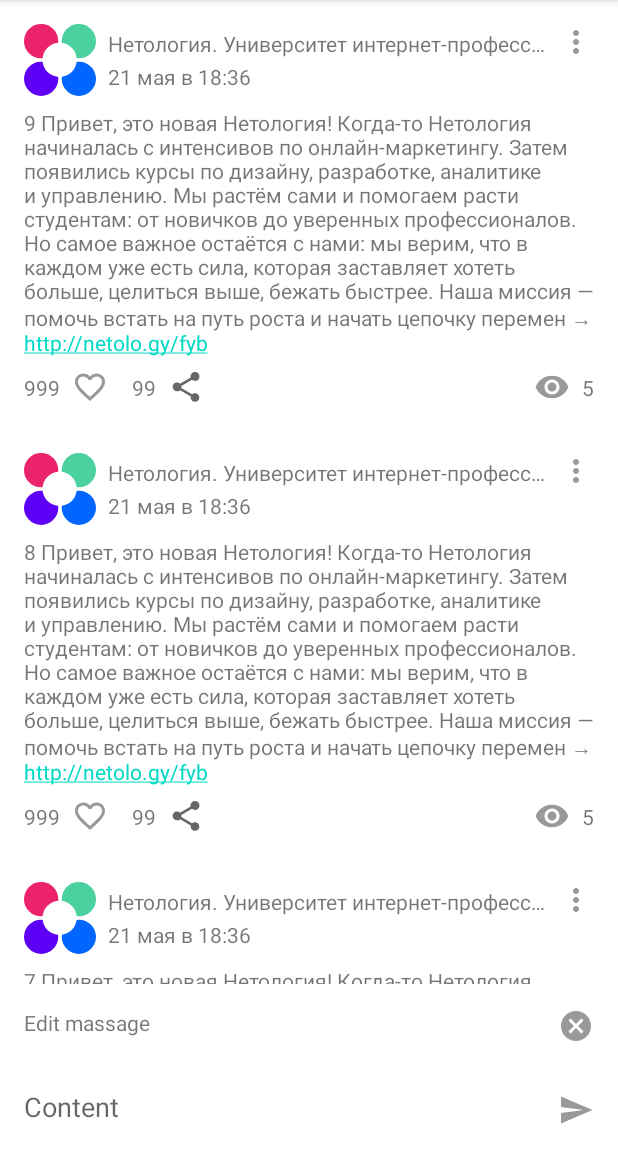
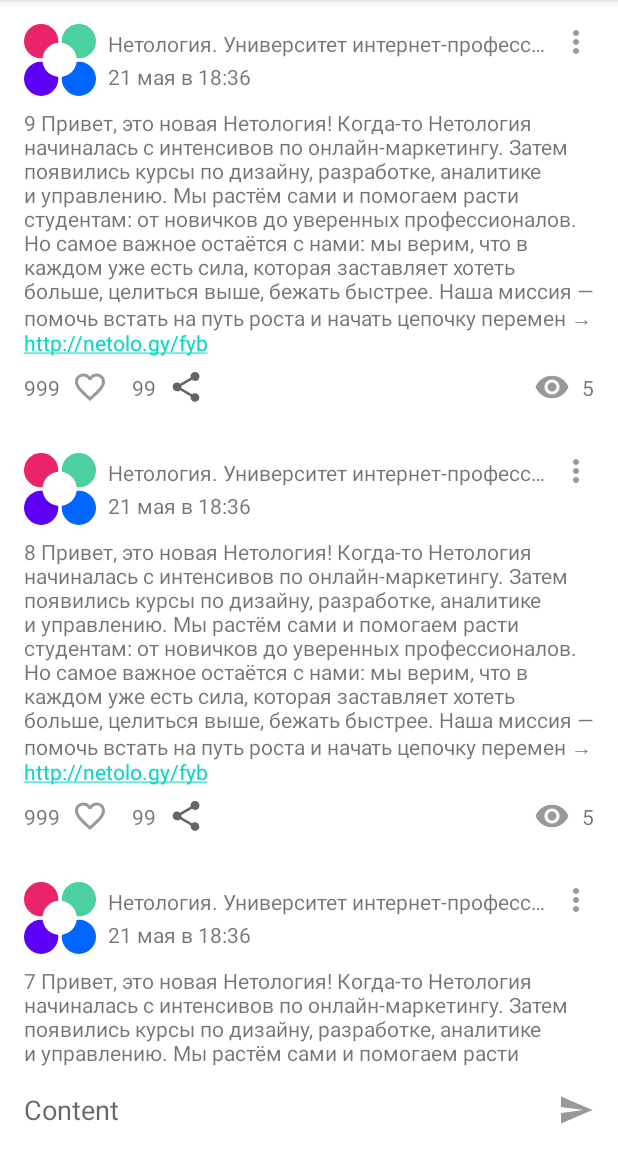
Before and after one commit to StalkerE30/1.1---Android-Studio, an Android app: the screen it shows after launch (MainActivity), on a phone screen of 412 x 824 dp, the part 84-1236 px from its top. Run offline under Robolectric (Android 15) with nearby library versions, the phone set to English and light mode, and no system bars.

Commit message:
fix problems CRUD

```diff
--- a/app/src/main/java/ru/netology/nmedia/activity/PostAdapter.kt
+++ b/app/src/main/java/ru/netology/nmedia/activity/PostAdapter.kt
@@ -21,10 +21,8 @@ class PostAdapter(
 
 
     override fun onCreateViewHolder(parent: ViewGroup, viewType: Int): PostViewHolder {
-        val actMain = ActivityMainBinding.inflate(LayoutInflater.from(parent.context), parent, false)
         val binding = CardPostBinding.inflate(LayoutInflater.from(parent.context), parent, false)
-        return PostViewHolder(actMain,binding, listener)
-        //return PostViewHolder(binding, listener)
+        return PostViewHolder(binding, listener)
     }
 
 
--- a/app/src/main/java/ru/netology/nmedia/activity/PostViewHolder.kt
+++ b/app/src/main/java/ru/netology/nmedia/activity/PostViewHolder.kt
@@ -28,7 +28,6 @@ fun consumClicks(countClicks: Int): String {
 }
 
 class PostViewHolder(
-    private val actMain: ActivityMainBinding,
     private val binding: CardPostBinding,
     private val listener:OnInteractionListener,
 ):RecyclerView.ViewHolder(binding.root) {
@@ -60,7 +59,6 @@ class PostViewHolder(
                                 true
                             }
                             R.id.edit -> {
-                               actMain.groupEditor.visibility=View.VISIBLE
                                 listener.edit(post)
                                 true
                                 }
--- a/app/src/main/java/ru/netology/nmedia/repository/PostRepositoryInMemoryImpl.kt
+++ b/app/src/main/java/ru/netology/nmedia/repository/PostRepositoryInMemoryImpl.kt
@@ -56,6 +56,7 @@ class PostRepositoryInMemoryImpl : PostRepository {
         }
         posts = posts.map {
             if (it.id != post.id) it else it.copy(content = post.content)
+
         }
         data.value = posts
     }
--- a/app/src/main/res/layout/activity_main.xml
+++ b/app/src/main/res/layout/activity_main.xml
@@ -74,7 +74,7 @@
         android:id="@+id/group_editor"
         android:layout_width="wrap_content"
         android:layout_height="wrap_content"
-        android:visibility="visible"
-        app:constraint_referenced_ids="button_cancel,text_cancel,button_send,content" />
+        android:visibility="gone"
+        app:constraint_referenced_ids="button_cancel,text_cancel" />
 
 </androidx.constraintlayout.widget.ConstraintLayout>
```
Also changed, not shown: app/src/main/java/ru/netology/nmedia/MainActivity.kt (+6 -1 lines).
